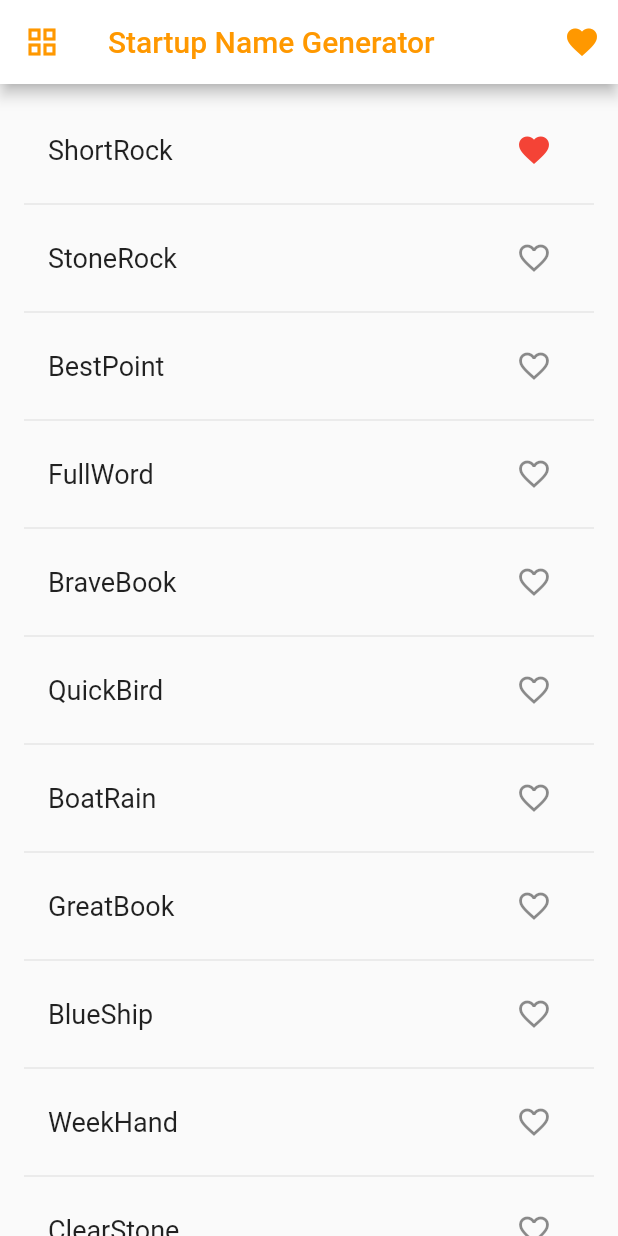
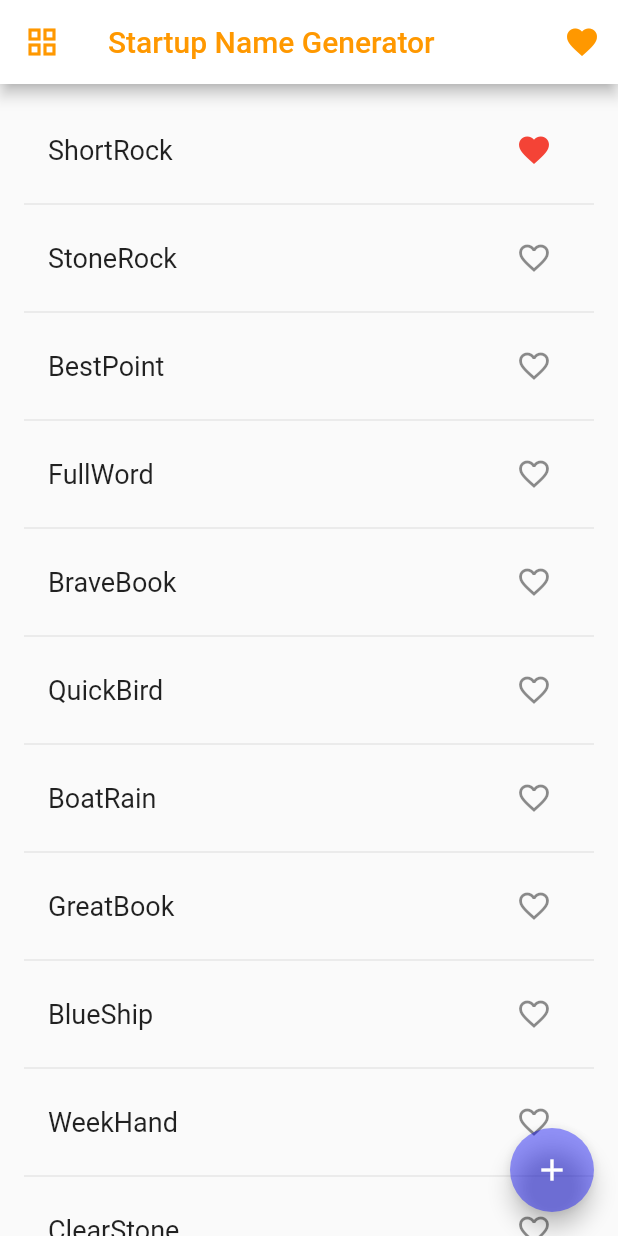
Before and after one commit to Taciana3090/DSI.2021.2, a Flutter app: the screen it shows after launch, after a tap on the "favorite outline" icon, on a phone screen of 412 x 824 dp. Run offline on Flutter 3.47's test engine with Material 2 defaults, Android fonts, the phone set to English and light mode, and no system bars.

Commit message:
tela para a inclusão /  mesma tela da edição

```diff
--- a/lib/main.dart
+++ b/lib/main.dart
@@ -12,12 +12,16 @@ class Words {
 
   void generateSuggestion(int count) {
     for (var i = 0; i < count; i++) {
-      _suggestions.add(Word());
+      _suggestions.add(Word(false));
     }
   }
 
   List getAllSuggestions() {
     return _suggestions;
+  }
+
+  void addSuggestion(Word value) {
+    _suggestions.insert(0, value);
   }
 
   Word getSuggestionByIndex(int index) {
@@ -56,11 +60,14 @@ class Words {
 class Word {
   String first = '';
   String second = '';
+  bool manualCreation;
 
-  Word() {
-    var word = generateWordPairs().first;
-    first = word.first;
-    second = word.second;
+  Word(this.manualCreation) {
+    if (!manualCreation) {
+      var word = generateWordPairs().first;
+      first = word.first;
+      second = word.second;
+    }
   }
 
   String asPascalCase() {
@@ -68,6 +75,14 @@ class Word {
         first.substring(1) +
         second[0].toUpperCase() +
         second.substring(1);
+  }
+
+  bool isManualCreation() {
+    return manualCreation;
+  }
+
+  void alterManualCreation(bool value) {
+    manualCreation = value;
   }
 }
 
@@ -86,7 +101,9 @@ class MyApp extends StatelessWidget {
       title: 'Startup Name Generetor',
       theme: ThemeData(
         appBarTheme: const AppBarTheme(
-            backgroundColor: Colors.white, foregroundColor: Colors.orange),
+          backgroundColor: Colors.white,
+          foregroundColor: Colors.orange,
+        ),
       ),
       initialRoute: '/',
       routes: {
@@ -132,6 +149,15 @@ class _HomeScreenState extends State<HomeScreen> {
           icon: Icon(words.view() ? Icons.grid_view : Icons.list),
           tooltip: 'alterar visualização',
         ),
+      ),
+      floatingActionButton: FloatingActionButton(
+        onPressed: () => Navigator.pushNamed(
+          context,
+          EditScreen.routeName,
+          arguments: Word(true),
+        ),
+        child: const Icon(Icons.add),
+        backgroundColor: const Color.fromRGBO(0, 0, 255, 0.4),
       ),
       body: _buildSuggestions(),
     );
@@ -248,7 +274,9 @@ class _EditScreenState extends State<EditScreen> {
     final _formKey = GlobalKey<FormState>();
     return Scaffold(
       appBar: AppBar(
-        title: const Text('Editar página'),
+        title: _palavra.isManualCreation()
+            ? const Text('Criar página')
+            : const Text('Editar página'),
       ),
       body: Form(
         key: _formKey,
@@ -262,7 +290,7 @@ class _EditScreenState extends State<EditScreen> {
                 ),
                 validator: (value) => _validarEntrada(value!),
                 initialValue: _palavra.first,
-                onSaved: (texto) => _palavra.first = texto.toString(),
+                onSaved: (text) => _palavra.first = text.toString(),
               ),
             ),
             Container(
@@ -273,13 +301,17 @@ class _EditScreenState extends State<EditScreen> {
                 ),
                 validator: (value) => _validarEntrada(value!),
                 initialValue: _palavra.second,
-                onSaved: (texto) => _palavra.second = texto.toString(),
+                onSaved: (text) => _palavra.second = text.toString(),
               ),
             ),
             ElevatedButton(
               onPressed: () {
                 if (_formKey.currentState!.validate()) {
                   _formKey.currentState!.save();
+                  if (_palavra.isManualCreation()) {
+                    _palavra.alterManualCreation(false);
+                    words.addSuggestion(_palavra);
+                  }
                   ScaffoldMessenger.of(context).showSnackBar(
                       const SnackBar(content: Text("com sucesso")));
                   Navigator.popAndPushNamed(context, '/');
```
